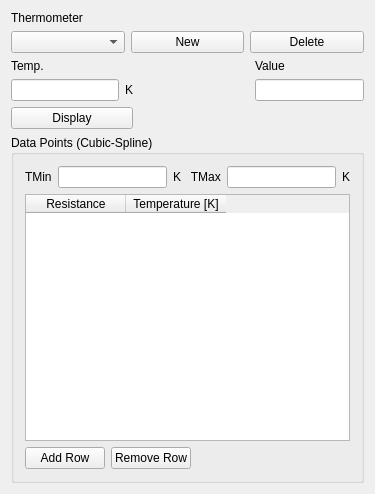
Above: kame/forms/caltableform.ui from northriv/KAME before the change. Below: the same form after it.
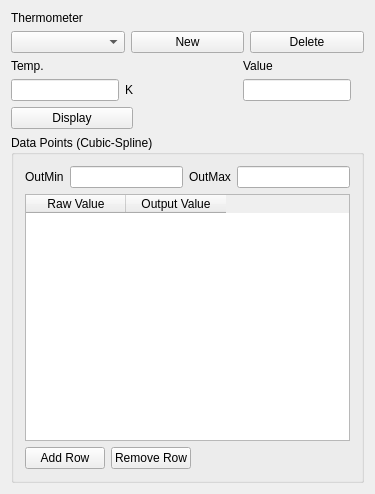
That is the form after the change.

What changed in the file:
```diff
--- a/kame/forms/caltableform.ui
+++ b/kame/forms/caltableform.ui
@@ -115,7 +115,21 @@
         </widget>
        </item>
        <item>
-        <widget class="QLineEdit" name="edValue"/>
+        <layout class="QHBoxLayout">
+         <item>
+          <widget class="QLineEdit" name="edValue"/>
+         </item>
+         <item>
+          <widget class="QLabel" name="lblRawUnit">
+           <property name="text">
+            <string></string>
+           </property>
+           <property name="wordWrap">
+            <bool>false</bool>
+           </property>
+          </widget>
+         </item>
+        </layout>
        </item>
       </layout>
      </item>
@@ -167,7 +181,7 @@
         <item>
          <widget class="QLabel">
           <property name="text">
-           <string>TMin</string>
+           <string>OutMin</string>
           </property>
          </widget>
         </item>
@@ -177,20 +191,13 @@
         <item>
          <widget class="QLabel">
           <property name="text">
-           <string>K   TMax</string>
+           <string>OutMax</string>
           </property>
          </widget>
         </item>
         <item>
          <widget class="QLineEdit" name="edTMax"/>
         </item>
-        <item>
-         <widget class="QLabel">
-          <property name="text">
-           <string>K</string>
-          </property>
-         </widget>
-        </item>
        </layout>
       </item>
       <item>
@@ -200,12 +207,12 @@
         </property>
         <column>
          <property name="text">
-          <string>Resistance</string>
+          <string>Raw Value</string>
          </property>
         </column>
         <column>
          <property name="text">
-          <string>Temperature [K]</string>
+          <string>Output Value</string>
          </property>
         </column>
        </widget>
```
Left out of the diff: 6 changed lines with no effect on the pictures.
